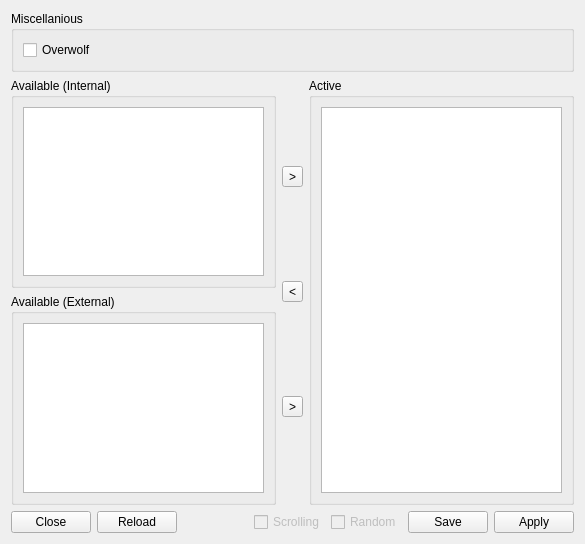
First picture: the form in scripts/customBadges/badges.ui, repository Bluscream/pyTSon_plugins, before the edit.
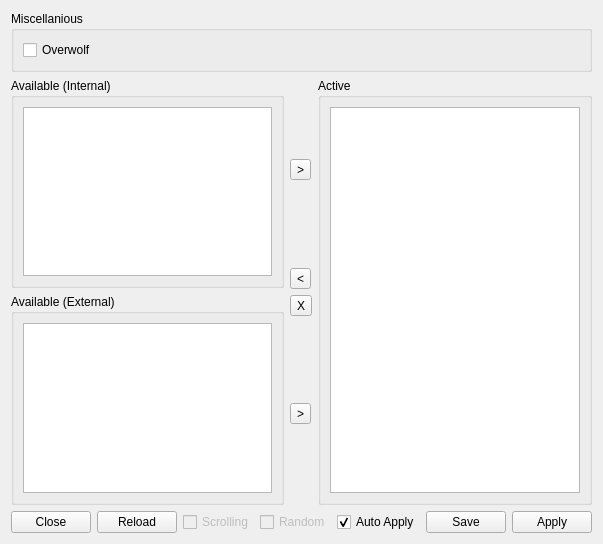
Second picture: the form after the edit.

Patch:
```diff
--- a/scripts/customBadges/badges.ui
+++ b/scripts/customBadges/badges.ui
@@ -89,6 +89,9 @@
        </item>
        <item>
         <widget class="QGroupBox" name="grp_available_ext">
+         <property name="enabled">
+          <bool>true</bool>
+         </property>
          <property name="title">
           <string>Available (External)</string>
          </property>
@@ -147,6 +150,13 @@
          </property>
         </widget>
        </item>
+       <item>
+        <widget class="QToolButton" name="btn_removeAll">
+         <property name="text">
+          <string>X</string>
+         </property>
+        </widget>
+       </item>
        <item>
         <spacer name="verticalSpacer_4">
          <property name="orientation">
@@ -261,6 +271,16 @@
        </property>
       </widget>
      </item>
+     <item>
+      <widget class="QCheckBox" name="chk_autoApply">
+       <property name="text">
+        <string>Auto Apply</string>
+       </property>
+       <property name="checked">
+        <bool>true</bool>
+       </property>
+      </widget>
+     </item>
      <item>
       <widget class="QPushButton" name="btn_save">
        <property name="text">
```
Left out of the diff: 2 changed lines with no effect on the pictures.
